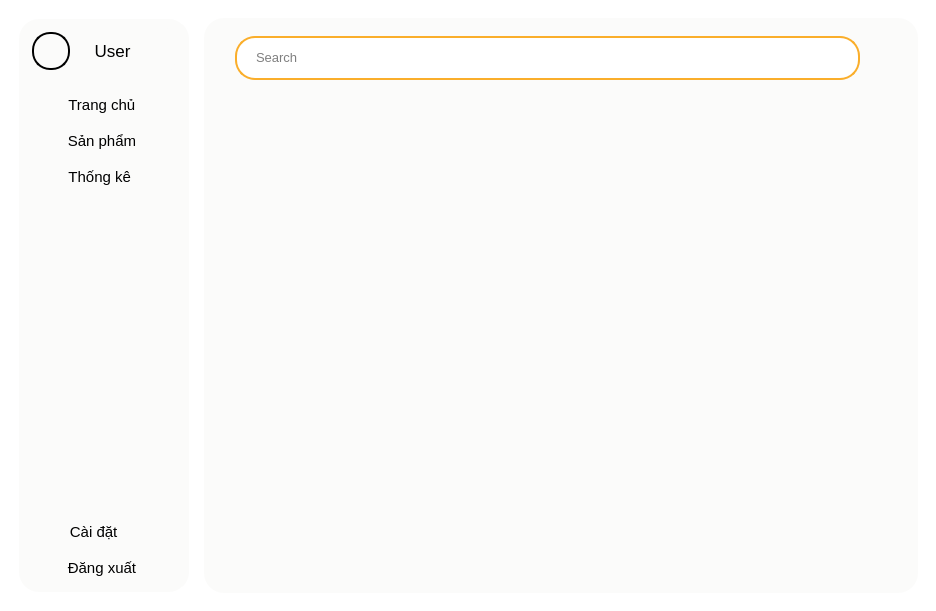
Before: the Qt Designer form SPCK/GUI/admin.ui in MaiNgocChau9/Python-App-Instance, drawn with Qt 5.
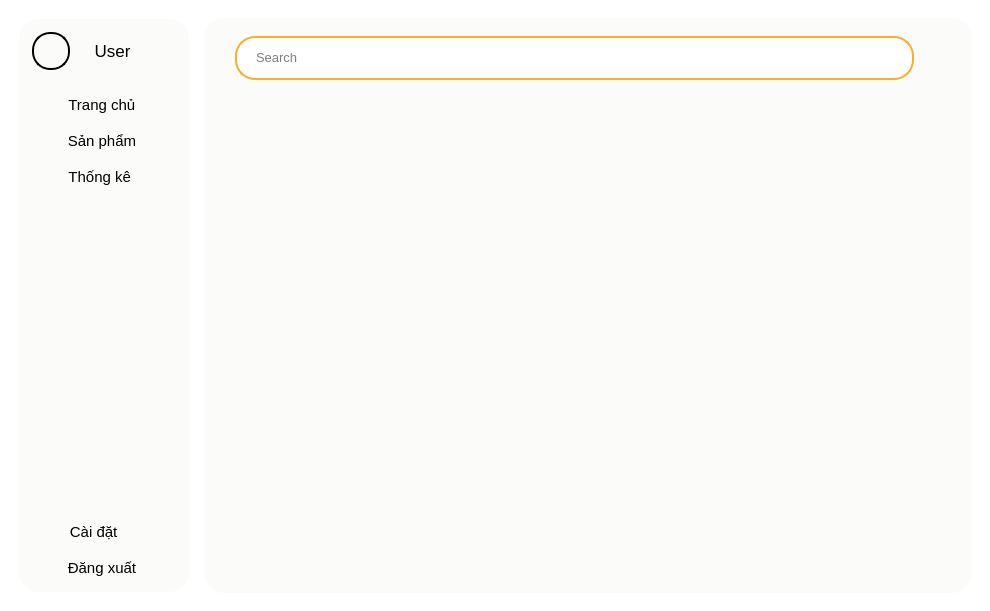
After: the same form once the commit is applied. The open tabs and pages were chosen to show the change. Icons and pictures are not drawn.

```diff
--- a/SPCK/GUI/admin.ui
+++ b/SPCK/GUI/admin.ui
@@ -6,7 +6,7 @@
    <rect>
     <x>0</x>
     <y>0</y>
-    <width>936</width>
+    <width>990</width>
     <height>611</height>
    </rect>
   </property>
@@ -760,7 +760,71 @@
             </widget>
            </item>
            <item>
-            <widget class="QWidget" name="widget_18" native="true"/>
+            <widget class="QWidget" name="widget_18" native="true">
+             <property name="styleSheet">
+              <string notr="true">border-radius: 0px;</string>
+             </property>
+             <layout class="QVBoxLayout" name="verticalLayout">
+              <item>
+               <widget class="QFrame" name="frame">
+                <property name="styleSheet">
+                 <string notr="true">QScrollArea{
+	background-color: #f0f0f0;
+}
+/* #!VERTICAL SCROLLBAR */
+QScrollBar:vertical{
+	border: none;
+	width: 16px;
+	border-radius: 0px;
+	background: white;
+}
+
+/* #!HANDLE BAR VERTICAL */
+QScrollBar::handle:vertical {	
+	border-left: 3px solid #f1f1f1;
+	background-color: #c1c1c1;
+	subcontrol-position: bottom;
+	subcontrol-origin: margin;
+}
+QScrollBar::handle:vertical:hover {	
+	border-left: 3px solid #f1f1f1;
+	background-color: #a8a8a8;
+	subcontrol-position: bottom;
+	subcontrol-origin: margin;
+}
+QScrollBar::handle:vertical:pressed {
+	border-left: 3px solid #f1f1f1;
+	background-color: #787878;
+	subcontrol-position: bottom;
+	subcontrol-origin: margin;
+}
+/* #!RESET ARROW */
+QScrollBar::up-arrow:vertical, QScrollBar::down-arrow:vertical {
+	background: #f1f1f1;
+    border-left: 5px solid #f1f1f1;
+}
+QScrollBar::add-page:vertical, QScrollBar::sub-page:vertical {
+	background: #f1f1f1;
+    border-left: 5px solid #f1f1f1;
+}
+/* #!HORIZONTAL SCROLLBAR */
+QScrollBar:horizontal{
+	border: none;
+	width: 16px;
+	border-radius: 0px;
+	background: white;
+}</string>
+                </property>
+                <property name="frameShape">
+                 <enum>QFrame::Shape::StyledPanel</enum>
+                </property>
+                <property name="frameShadow">
+                 <enum>QFrame::Shadow::Raised</enum>
+                </property>
+               </widget>
+              </item>
+             </layout>
+            </widget>
            </item>
           </layout>
          </widget>
```
Left out of the diff: 2 changed lines with no effect on the pictures.
